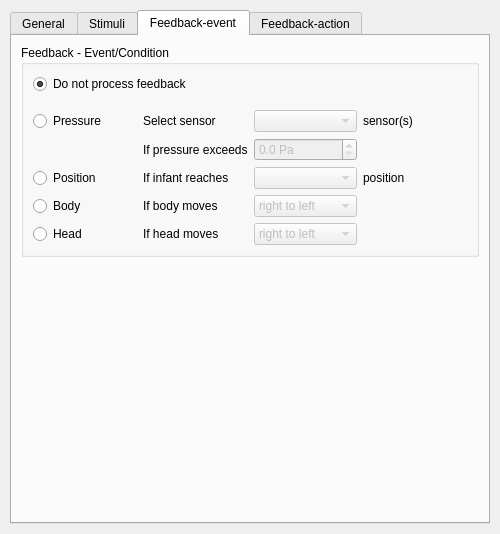
Qt form Scenario_designer/ct_conftoyring.ui (luizamici/caretoy) before a commit.
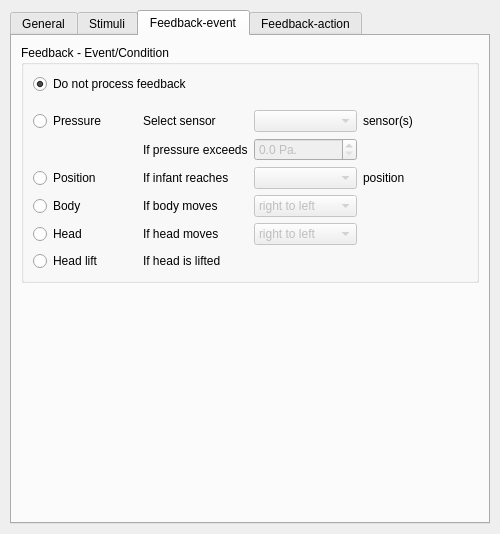
The same form after that commit. The open tabs and pages were chosen to show the change. Custom widgets are drawn as their Qt base class.

The edit to the form file:
```diff
--- a/Scenario_designer/ct_conftoyring.ui
+++ b/Scenario_designer/ct_conftoyring.ui
@@ -556,7 +556,7 @@
              <bool>false</bool>
             </property>
             <property name="suffix">
-             <string> Pa</string>
+             <string> Pa.</string>
             </property>
             <property name="decimals">
              <number>1</number>
@@ -580,6 +580,20 @@
             </property>
            </widget>
           </item>
+          <item row="7" column="0">
+           <widget class="QRadioButton" name="qrb_headlifted_event">
+            <property name="text">
+             <string>Head lift</string>
+            </property>
+           </widget>
+          </item>
+          <item row="7" column="1">
+           <widget class="QLabel" name="label_2">
+            <property name="text">
+             <string>If head is lifted</string>
+            </property>
+           </widget>
+          </item>
          </layout>
         </widget>
        </item>
```
Left out of the diff: 20 changed lines with no effect on the pictures.
